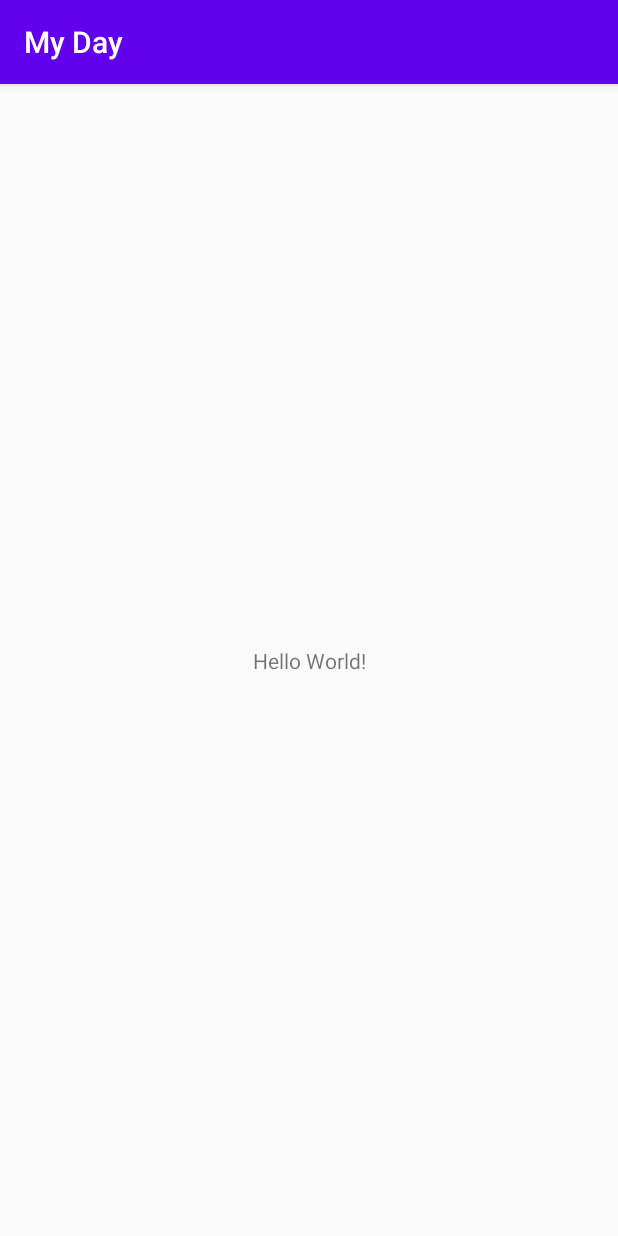
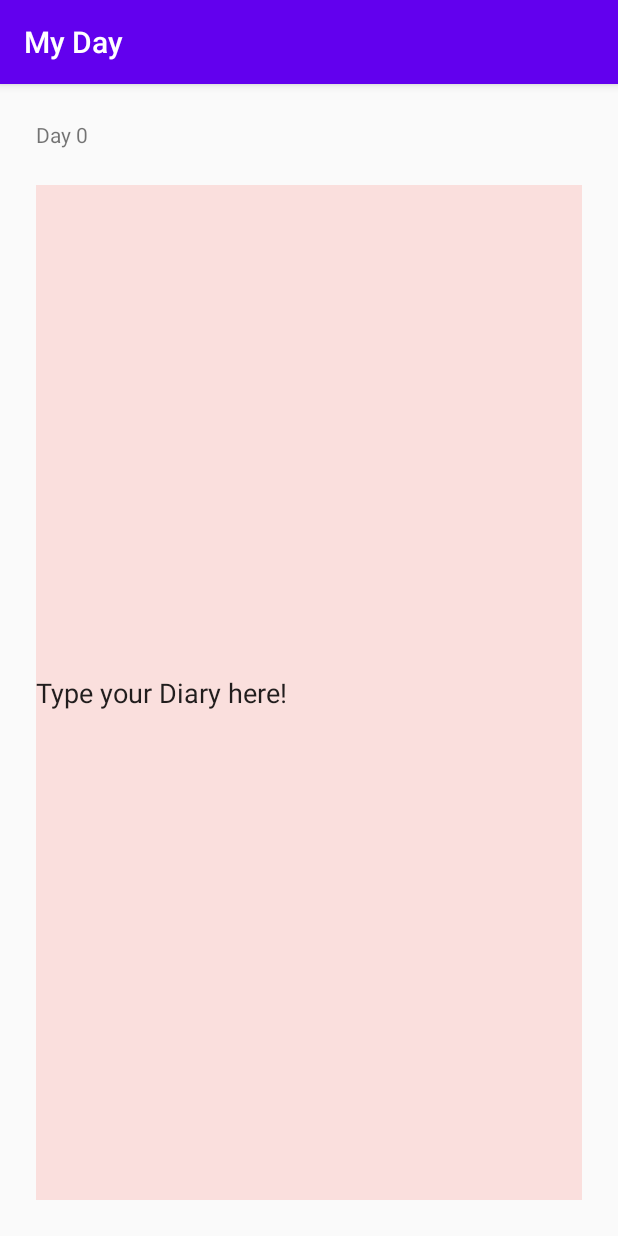
Before and after one commit to Salvist/MyDay, an Android app: the screen it shows after launch (MainActivity), on a phone screen of 412 x 824 dp. Run offline under Robolectric (Android 15) with nearby library versions, the phone set to English and light mode, and no system bars.

Commit message:
Added text layouts

```diff
--- a/app/src/main/res/layout/activity_main.xml
+++ b/app/src/main/res/layout/activity_main.xml
@@ -6,13 +6,38 @@
     android:layout_height="match_parent"
     tools:context=".MainActivity">
 
+    <EditText
+        android:id="@+id/diary"
+        android:layout_width="0dp"
+        android:layout_height="0dp"
+        android:layout_marginStart="24dp"
+        android:layout_marginLeft="24dp"
+        android:layout_marginTop="24dp"
+        android:layout_marginEnd="24dp"
+        android:layout_marginRight="24dp"
+        android:layout_marginBottom="24dp"
+        android:autofillHints=""
+        android:background="#26F44336"
+        android:inputType="text"
+        android:text="@string/diary"
+        app:layout_constraintBottom_toBottomOf="parent"
+        app:layout_constraintEnd_toEndOf="parent"
+        app:layout_constraintStart_toStartOf="parent"
+        app:layout_constraintTop_toBottomOf="@+id/dayIndicator" />
+
     <TextView
-        android:layout_width="wrap_content"
+        android:id="@+id/dayIndicator"
+        android:layout_width="0dp"
         android:layout_height="wrap_content"
-        android:text="Hello World!"
-        app:layout_constraintBottom_toBottomOf="parent"
-        app:layout_constraintLeft_toLeftOf="parent"
-        app:layout_constraintRight_toRightOf="parent"
+        android:layout_marginStart="24dp"
+        android:layout_marginLeft="24dp"
+        android:layout_marginTop="24dp"
+        android:layout_marginEnd="24dp"
+        android:layout_marginRight="24dp"
+        android:text="Day 0"
+        app:layout_constraintBottom_toTopOf="@+id/diary"
+        app:layout_constraintEnd_toEndOf="parent"
+        app:layout_constraintStart_toStartOf="parent"
         app:layout_constraintTop_toTopOf="parent" />
 
 </androidx.constraintlayout.widget.ConstraintLayout>
--- a/app/src/main/res/values/strings.xml
+++ b/app/src/main/res/values/strings.xml
@@ -1,3 +1,4 @@
 <resources>
     <string name="app_name">My Day</string>
+    <string name="diary">Type your Diary here!</string>
 </resources>
```
